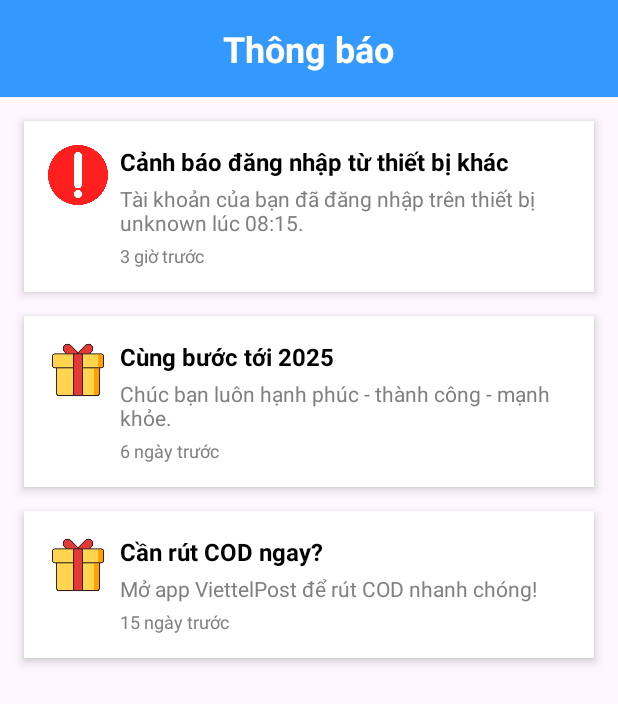
After one commit to DMinhHien/TrustPort, an Android app: the NotificationActivity screen opened directly, with no data from a screen before it, on a phone screen of 412 x 824 dp. The commit adds this screen. Shown: the top 704 px of the screen. Run offline under Robolectric (Android 15) with nearby library versions, the phone set to English and light mode, and no system bars.

Commit message:
notification

```diff
--- a/TrustPort_Mobile/app/src/main/AndroidManifest.xml
+++ b/TrustPort_Mobile/app/src/main/AndroidManifest.xml
@@ -39,6 +39,10 @@
             android:name=".ui.Activity.SuadiachinhanhangActivity"
             android:exported="true">
         </activity>
+        <activity
+            android:name=".ui.Activity.NotificationActivity"
+            android:exported="true">
+        </activity>
     </application>
 
 </manifest>
--- a/TrustPort_Mobile/app/src/main/java/com/example/trustport_mobile/MainActivity.java
+++ b/TrustPort_Mobile/app/src/main/java/com/example/trustport_mobile/MainActivity.java
@@ -3,6 +3,7 @@ package com.example.trustport_mobile;
 import android.os.Bundle;
 
 import com.example.trustport_mobile.ui.Fragment.FirstFragment;
+import com.example.trustport_mobile.ui.Fragment.NotificationFragment;
 import com.example.trustport_mobile.ui.Fragment.SecondFragment;
 import com.example.trustport_mobile.ui.Fragment.ThirdFragment;
 import com.google.android.material.bottomnavigation.BottomNavigationView;
@@ -30,6 +31,8 @@ public class MainActivity extends AppCompatActivity  implements BottomNavigation
     FirstFragment firstFragment = new FirstFragment();
     SecondFragment secondFragment = new SecondFragment();
     ThirdFragment thirdFragment = new ThirdFragment();
+
+    NotificationFragment notificationFragment = new NotificationFragment();
     @Override
     public boolean
     onNavigationItemSelected(@NonNull MenuItem item)
@@ -55,6 +58,11 @@ public class MainActivity extends AppCompatActivity  implements BottomNavigation
                     .replace(R.id.flFragment, thirdFragment)
                     .commit();
             return true;
+        } else if (id == R.id.notification) {
+            getSupportFragmentManager()
+                    .beginTransaction()
+                    .replace(R.id.flFragment, notificationFragment)
+                    .commit();
         }
 
         return false;
--- /dev/null
+++ b/TrustPort_Mobile/app/src/main/java/com/example/trustport_mobile/ui/Activity/NotificationActivity.java
@@ -0,0 +1,40 @@
+package com.example.trustport_mobile.ui.Activity;
+import android.os.Bundle;
+
+import androidx.annotation.Nullable;
+import androidx.appcompat.app.AppCompatActivity;
+import androidx.recyclerview.widget.LinearLayoutManager;
+import androidx.recyclerview.widget.RecyclerView;
+
+import com.example.trustport_mobile.R;
+import com.example.trustport_mobile.ui.Adapters.NotificationAdapter;
+import com.example.trustport_mobile.ui.Models.Notification;
+
+import java.util.ArrayList;
+import java.util.List;
+
+public class NotificationActivity extends AppCompatActivity {
+
+    private RecyclerView notificationRecyclerView;
+    private NotificationAdapter notificationAdapter;
+
+    @Override
+    protected void onCreate(@Nullable Bundle savedInstanceState) {
+        super.onCreate(savedInstanceState);
+        setContentView(R.layout.fragment_notification);
+
+        // Initialize RecyclerView
+        notificationRecyclerView = findViewById(R.id.notification_recycler_view);
+        notificationRecyclerView.setLayoutManager(new LinearLayoutManager(this));
+
+        // Create sample data
+        List<Notification> notificationList = new ArrayList<>();
+        notificationList.add(new Notification("1", "Cảnh báo đăng nhập từ thiết bị khác", "alert", "Tài khoản của bạn đã đăng nhập trên thiết bị unknown lúc 08:15.", "3 giờ trước"));
+        notificationList.add(new Notification("2", "Cùng bước tới 2025", "info", "Chúc bạn luôn hạnh phúc - thành công - mạnh khỏe.", "6 ngày trước"));
+        notificationList.add(new Notification("3", "Cần rút COD ngay?", "info", "Mở app ViettelPost để rút COD nhanh chóng!", "15 ngày trước"));
+
+        // Set adapter
+        notificationAdapter = new NotificationAdapter(this, notificationList);
+        notificationRecyclerView.setAdapter(notificationAdapter);
+    }
+}
--- /dev/null
+++ b/TrustPort_Mobile/app/src/main/java/com/example/trustport_mobile/ui/Adapters/NotificationAdapter.java
@@ -0,0 +1,71 @@
+package com.example.trustport_mobile.ui.Adapters;
+
+import android.content.Context;
+import android.view.LayoutInflater;
+import android.view.View;
+import android.view.ViewGroup;
+import android.widget.ImageView;
+import android.widget.TextView;
+
+import androidx.annotation.NonNull;
+import androidx.recyclerview.widget.RecyclerView;
+import com.example.trustport_mobile.ui.Models.Notification;
+import com.example.trustport_mobile.R;
+import java.util.List;
+
+public class NotificationAdapter extends RecyclerView.Adapter<NotificationAdapter.NotificationViewHolder> {
+
+    private Context context;
+    private List<Notification> notifications;
+
+    public NotificationAdapter(Context context, List<Notification> notifications) {
+        this.context = context;
+        this.notifications = notifications;
+    }
+
+    @NonNull
+    @Override
+    public NotificationViewHolder onCreateViewHolder(@NonNull ViewGroup parent, int viewType) {
+        View view = LayoutInflater.from(context).inflate(R.layout.notification_item, parent, false);
+        return new NotificationViewHolder(view);
+    }
+
+    @Override
+    public void onBindViewHolder(@NonNull NotificationViewHolder holder, int position) {
+        Notification notification = notifications.get(position);
+
+        holder.titleTextView.setText(notification.getTitle());
+        holder.contentTextView.setText(notification.getContent());
+        holder.timeTextView.setText(notification.getTimestamp());
+
+        // Change icon based on notification type
+        if ("alert".equals(notification.getType())) {
+            holder.iconImageView.setImageResource(R.drawable.alert_ic);
+        } else if ("info".equals(notification.getType())) {
+            holder.iconImageView.setImageResource(R.drawable.icon_info);
+        } else {
+            holder.iconImageView.setImageResource(R.drawable.notification_icon);
+        }
+    }
+
+    @Override
+    public int getItemCount() {
+        return notifications.size();
+    }
+
+    public static class NotificationViewHolder extends RecyclerView.ViewHolder {
+
+        ImageView iconImageView;
+        TextView titleTextView;
+        TextView contentTextView;
+        TextView timeTextView;
+
+        public NotificationViewHolder(@NonNull View itemView) {
+            super(itemView);
+            iconImageView = itemView.findViewById(R.id.icon);
+            titleTextView = itemView.findViewById(R.id.notification_title);
+            contentTextView = itemView.findViewById(R.id.notification_content);
+            timeTextView = itemView.findViewById(R.id.notification_time);
+        }
+    }
+}
--- /dev/null
+++ b/TrustPort_Mobile/app/src/main/java/com/example/trustport_mobile/ui/Fragment/NotificationFragment.java
@@ -0,0 +1,48 @@
+package com.example.trustport_mobile.ui.Fragment;
+
+import android.os.Bundle;
+import android.view.LayoutInflater;
+import android.view.View;
+import android.view.ViewGroup;
+
+import androidx.annotation.NonNull;
+import androidx.annotation.Nullable;
+import androidx.fragment.app.Fragment;
+import androidx.recyclerview.widget.LinearLayoutManager;
+import androidx.recyclerview.widget.RecyclerView;
+
+import com.example.trustport_mobile.R;
+import com.example.trustport_mobile.ui.Adapters.NotificationAdapter;
+import com.example.trustport_mobile.ui.Models.Notification;
+
+import java.util.ArrayList;
+import java.util.List;
+
+public class NotificationFragment extends Fragment {
+
+    private RecyclerView notificationRecyclerView;
+    private NotificationAdapter notificationAdapter;
+
+    @Nullable
+    @Override
+    public View onCreateView(@NonNull LayoutInflater inflater, @Nullable ViewGroup container, @Nullable Bundle savedInstanceState) {
+        // Inflate the layout for this fragment
+        View view = inflater.inflate(R.layout.fragment_notification, container, false);
+
+        // Initialize RecyclerView
+        notificationRecyclerView = view.findViewById(R.id.notification_recycler_view);
+        notificationRecyclerView.setLayoutManager(new LinearLayoutManager(requireContext()));
+
+        // Create sample data
+        List<Notification> notificationList = new ArrayList<>();
+        notificationList.add(new Notification("1", "Cảnh báo đăng nhập từ thiết bị khác", "alert", "Tài khoản của bạn đã đăng nhập trên thiết bị unknown lúc 08:15.", "3 giờ trước"));
+        notificationList.add(new Notification("2", "Cùng bước tới 2025", "info", "Chúc bạn luôn hạnh phúc - thành công - mạnh khỏe.", "6 ngày trước"));
+        notificationList.add(new Notification("3", "Cần rút COD ngay?", "info", "Mở app ViettelPost để rút COD nhanh chóng!", "15 ngày trước"));
+
+        // Set adapter
+        notificationAdapter = new NotificationAdapter(requireContext(), notificationList);
+        notificationRecyclerView.setAdapter(notificationAdapter);
+
+        return view;
+    }
+}
--- /dev/null
+++ b/TrustPort_Mobile/app/src/main/java/com/example/trustport_mobile/ui/Models/Notification.java
@@ -0,0 +1,37 @@
+package com.example.trustport_mobile.ui.Models;
+
+public class Notification {
+    private String id;
+    private String title;
+    private String type;
+    private String content;
+    private String timestamp;
+
+    public Notification(String id, String title, String type, String content, String timestamp) {
+        this.id = id;
+        this.title = title;
+        this.type = type;
+        this.content = content;
+        this.timestamp = timestamp;
+    }
+
+    public String getId() {
+        return id;
+    }
+
+    public String getTitle() {
+        return title;
+    }
+
+    public String getType() {
+        return type;
+    }
+
+    public String getContent() {
+        return content;
+    }
+
+    public String getTimestamp() {
+        return timestamp;
+    }
+}
--- /dev/null
+++ b/TrustPort_Mobile/app/src/main/res/layout/fragment_notification.xml
@@ -0,0 +1,34 @@
+<!-- notifications_layout.xml -->
+<RelativeLayout
+    xmlns:android="http://schemas.android.com/apk/res/android"
+    android:layout_width="match_parent"
+    android:layout_height="match_parent">
+
+    <!-- Hero Section -->
+    <RelativeLayout
+        android:id="@+id/hero_section"
+        android:layout_width="match_parent"
+        android:layout_height="wrap_content"
+        android:background="@color/blue"
+        android:padding="16dp">
+
+        <TextView
+            android:id="@+id/hero_title"
+            android:layout_width="wrap_content"
+            android:layout_height="wrap_content"
+            android:text="Thông báo"
+            android:textColor="@color/white"
+            android:textSize="24sp"
+            android:textStyle="bold"
+            android:layout_centerInParent="true" />
+    </RelativeLayout>
+
+    <!-- RecyclerView -->
+    <androidx.recyclerview.widget.RecyclerView
+        android:id="@+id/notification_recycler_view"
+        android:layout_width="match_parent"
+        android:layout_height="match_parent"
+        android:layout_below="@id/hero_section"
+        android:padding="8dp"
+        android:clipToPadding="false" />
+</RelativeLayout>
--- /dev/null
+++ b/TrustPort_Mobile/app/src/main/res/layout/notification_item.xml
@@ -0,0 +1,49 @@
+
+<LinearLayout
+    xmlns:android="http://schemas.android.com/apk/res/android"
+    android:layout_width="match_parent"
+    android:layout_height="wrap_content"
+    android:orientation="horizontal"
+    android:padding="16dp"
+    android:background="@color/white"
+    android:elevation="4dp"
+    android:layout_margin="8dp">
+
+    <ImageView
+        android:id="@+id/icon"
+        android:layout_width="40dp"
+        android:layout_height="40dp"
+        android:layout_marginEnd="8dp"
+        android:src="@drawable/notification_icon" />
+
+    <LinearLayout
+        android:layout_width="0dp"
+        android:layout_height="wrap_content"
+        android:layout_weight="1"
+        android:orientation="vertical">
+
+        <TextView
+            android:id="@+id/notification_title"
+            android:layout_width="wrap_content"
+            android:layout_height="wrap_content"
+            android:textColor="@color/black"
+            android:textSize="16sp"
+            android:textStyle="bold" />
+
+        <TextView
+            android:id="@+id/notification_content"
+            android:layout_width="wrap_content"
+            android:layout_height="wrap_content"
+            android:textColor="@color/gray"
+            android:textSize="14sp"
+            android:layout_marginTop="4dp" />
+
+        <TextView
+            android:id="@+id/notification_time"
+            android:layout_width="wrap_content"
+            android:layout_height="wrap_content"
+            android:textColor="@color/gray"
+            android:textSize="12sp"
+            android:layout_marginTop="4dp" />
+    </LinearLayout>
+</LinearLayout>
--- a/TrustPort_Mobile/app/src/main/res/menu/bottom_nav_menu.xml
+++ b/TrustPort_Mobile/app/src/main/res/menu/bottom_nav_menu.xml
@@ -12,4 +12,8 @@
         android:id="@+id/person"
         android:title="Thông tin"
         android:icon="@drawable/ic_person_foreground"/>
+    <item
+        android:id="@+id/notification"
+        android:title="Thông báo"
+        android:icon="@drawable/alert_fragmenticon"/>
 </menu>
--- a/TrustPort_Mobile/app/src/main/res/values/colors.xml
+++ b/TrustPort_Mobile/app/src/main/res/values/colors.xml
@@ -15,6 +15,7 @@
     <color name="blue">#3399FF</color>
     <color name="grey">#BDBDBD</color>
     <color name="light_gray">#F6F6F6</color>
+    <color name="gray">#808080</color>
 
     <color name="colorPrimary">#3399FF</color>
     <color name="green">#4CAF50</color>
```
Also changed, not shown: TrustPort_Mobile/app/src/main/res/drawable/alert_fragmenticon.png (added), TrustPort_Mobile/app/src/main/res/drawable/alert_ic.png (added), TrustPort_Mobile/app/src/main/res/drawable/icon_info.png (added), TrustPort_Mobile/app/src/main/res/drawable/notification_icon.png (added), 129 other files.
